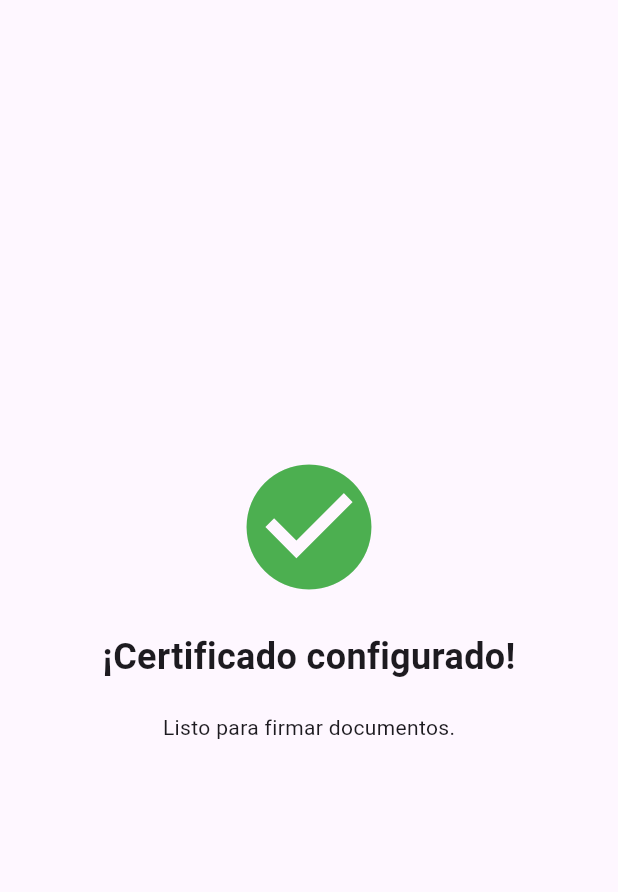
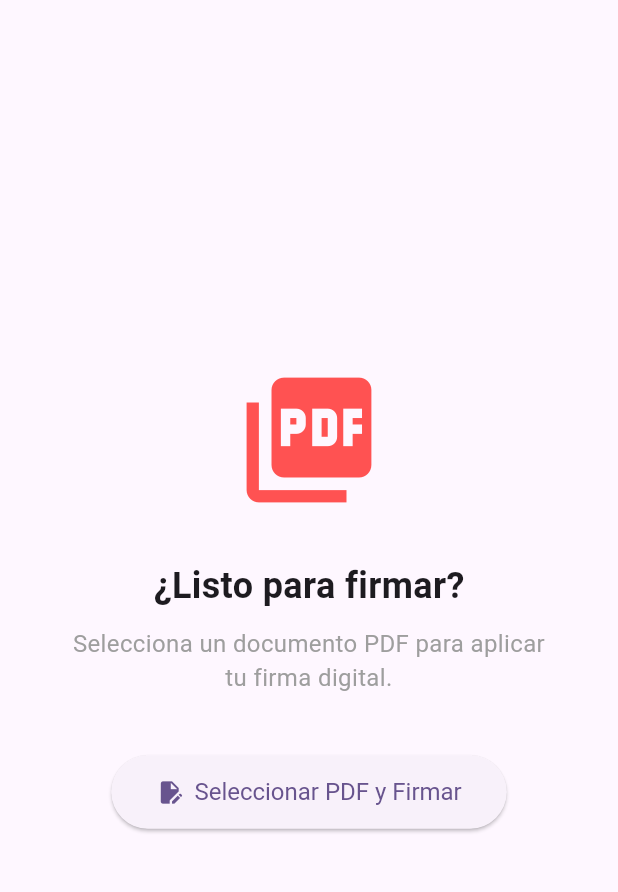
Before and after one commit to alexweb17/solofirma, a Flutter app: the HomeScreen screen opened directly, on a phone screen of 412 x 824 dp, the part 63-955 px from its top. Run offline on Flutter 3.47's test engine with Material 3 defaults, Android fonts, the phone set to English and light mode, and no system bars; our stand-ins replace file_picker, flutter_secure_storage, share_plus; missing offline and left inert: syncfusion_flutter_pdf; accounts and stored records are empty.

Commit message:
Commit de nuevas funcione de firma elctronica y cargade PDF

```diff
--- a/lib/screens/home_screen.dart
+++ b/lib/screens/home_screen.dart
@@ -1,31 +1,97 @@
+import 'dart:io';
 import 'package:flutter/material.dart';
+import 'package:file_picker/file_picker.dart';
+import 'package:share_plus/share_plus.dart';
+import '../services/signing_services.dart';
 
-class HomeScreen extends StatelessWidget {
+class HomeScreen extends StatefulWidget {
   const HomeScreen({super.key});
+
+  @override
+  State<HomeScreen> createState() => _HomeScreenState();
+}
+
+class _HomeScreenState extends State<HomeScreen> {
+  final _signingService = SigningService();
+  bool _isSigning = false;
+
+  void _selectAndSignPdf() async {
+    final FilePickerResult? result = await FilePicker.platform.pickFiles(
+      type: FileType.custom,
+      allowedExtensions: ['pdf'],
+    );
+
+    // CORRECCIÓN 1: Se mejora la comprobación de nulos para ser más segura.
+    if (result != null && result.files.single.path != null) {
+      // Para evitar la advertencia "don't use BuildContexts across async gaps",
+      // capturamos el ScaffoldMessenger ANTES de la operación asíncrona de firma.
+      final scaffoldMessenger = ScaffoldMessenger.of(context);
+      final pdfToSign = File(result.files.single.path!);
+
+      setState(() {
+        _isSigning = true;
+      });
+
+      final signedPdf = await _signingService.signPdf(pdfToSign);
+
+      // Después de una operación `await`, el widget podría haberse eliminado del árbol.
+      // Siempre es seguro comprobar `mounted` antes de llamar a `setState` o usar el context.
+      if (!mounted) return;
+
+      setState(() {
+        _isSigning = false;
+      });
+
+      if (signedPdf != null) {
+        scaffoldMessenger.showSnackBar(const SnackBar(content: Text('¡PDF firmado con éxito!')));
+        // CORRECCIÓN 2: Usamos 'Share' en lugar de 'SharePlus'.
+        await Share.shareXFiles([XFile(signedPdf.path)], text: 'Documento firmado con SoloFirma');
+      } else {
+        scaffoldMessenger.showSnackBar(const SnackBar(content: Text('Error: No se pudo firmar el PDF.')));
+      }
+    }
+  }
 
   @override
   Widget build(BuildContext context) {
     return Scaffold(
       appBar: AppBar(
         title: const Text('SoloFirma - Principal'),
-        // Esto evita que el usuario pueda volver a la pantalla de importación
         automaticallyImplyLeading: false,
       ),
-      body: const Center(
-        child: Column(
-          mainAxisAlignment: MainAxisAlignment.center,
-          children: [
-            Icon(Icons.check_circle, color: Colors.green, size: 100),
-            SizedBox(height: 20),
-            Text(
-              '¡Certificado configurado!',
-              style: TextStyle(fontSize: 24, fontWeight: FontWeight.bold),
+      body: Center(
+        child: _isSigning
+          ? const CircularProgressIndicator()
+          : Column(
+              mainAxisAlignment: MainAxisAlignment.center,
+              children: [
+                const Icon(Icons.picture_as_pdf, size: 100, color: Colors.redAccent),
+                const SizedBox(height: 30),
+                const Text(
+                  '¿Listo para firmar?',
+                  style: TextStyle(fontSize: 24, fontWeight: FontWeight.bold),
+                ),
+                const SizedBox(height: 10),
+                const Padding(
+                  padding: EdgeInsets.symmetric(horizontal: 40.0),
+                  child: Text(
+                    'Selecciona un documento PDF para aplicar tu firma digital.',
+                    textAlign: TextAlign.center,
+                    style: TextStyle(fontSize: 16, color: Colors.grey),
+                  ),
+                ),
+                const SizedBox(height: 40),
+                ElevatedButton.icon(
+                  icon: const Icon(Icons.edit_document),
+                  label: const Text('Seleccionar PDF y Firmar'),
+                  onPressed: _selectAndSignPdf,
+                  style: ElevatedButton.styleFrom(
+                    padding: const EdgeInsets.symmetric(horizontal: 30, vertical: 15),
+                    textStyle: const TextStyle(fontSize: 16)
+                  ),
+                ),
+              ],
             ),
-            SizedBox(height: 20),
-            // Aquí irá la lista de documentos para firmar
-            Text('Listo para firmar documentos.'),
-          ],
-        ),
       ),
     );
   }
--- a/pubspec.yaml
+++ b/pubspec.yaml
@@ -33,6 +33,8 @@ dependencies:
 
   # The following adds the Cupertino Icons font to your application.
   # Use with the CupertinoIcons class for iOS style icons.
+  share_plus: ^11.0.0
+  syncfusion_flutter_pdf: ^26.1.39
   cupertino_icons: ^1.0.8
   file_picker: ^10.2.1
   flutter_secure_storage: ^9.2.4
```
Also changed, not shown: lib/services/credential_services.dart (+10 -5 lines), lib/services/signing_services.dart (added, +71 -0 lines).
